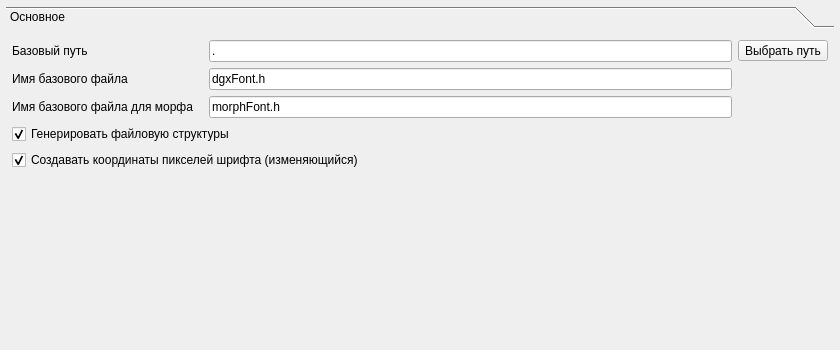
First picture: the form in ui/settings.ui, repository Llerr/FontCreator, before the edit; both pictures show x 0 to 840 and y 0 to 350 of the 840 by 776 pixel window.
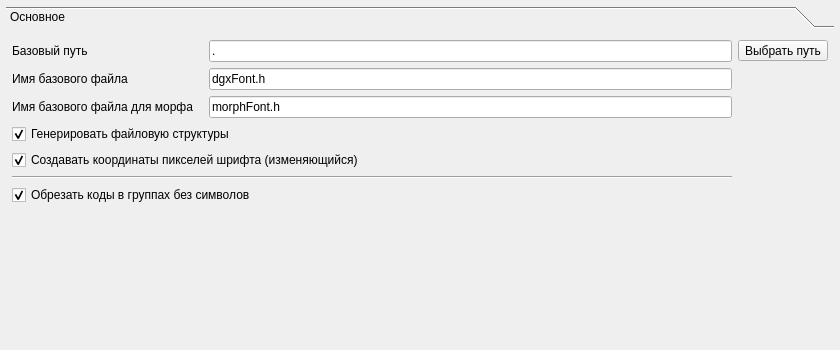
Second picture: the form after the edit. Icons and pictures are not drawn.

Diff of the .ui file:
```diff
--- a/ui/settings.ui
+++ b/ui/settings.ui
@@ -36,7 +36,7 @@
      </property>
     </widget>
    </item>
-   <item row="0" column="0">
+   <item row="1" column="0">
     <widget class="QToolBox" name="toolBox">
      <property name="enabled">
       <bool>true</bool>
@@ -50,7 +50,7 @@
         <x>0</x>
         <y>0</y>
         <width>828</width>
-        <height>642</height>
+        <height>656</height>
        </rect>
       </property>
       <attribute name="label">
@@ -182,6 +182,29 @@
          </property>
         </widget>
        </item>
+       <item row="6" column="0" colspan="3">
+        <widget class="Line" name="line_2">
+         <property name="orientation">
+          <enum>Qt::Horizontal</enum>
+         </property>
+        </widget>
+       </item>
+       <item row="7" column="0" colspan="3">
+        <widget class="QCheckBox" name="chkCutCodeGroup">
+         <property name="toolTip">
+          <string>&lt;html&gt;&lt;head/&gt;&lt;body&gt;&lt;p&gt;Создавать шрифт с координатами точек, для его анимации,  перетекания символов друг в друга&lt;/p&gt;&lt;/body&gt;&lt;/html&gt;</string>
+         </property>
+         <property name="text">
+          <string>Обрезать коды в группах без символов</string>
+         </property>
+         <property name="checked">
+          <bool>true</bool>
+         </property>
+         <property name="tristate">
+          <bool>false</bool>
+         </property>
+        </widget>
+       </item>
       </layout>
      </widget>
      <widget class="QWidget" name="page_1">
```
Left out of the diff: 18 changed lines with no effect on the pictures.
